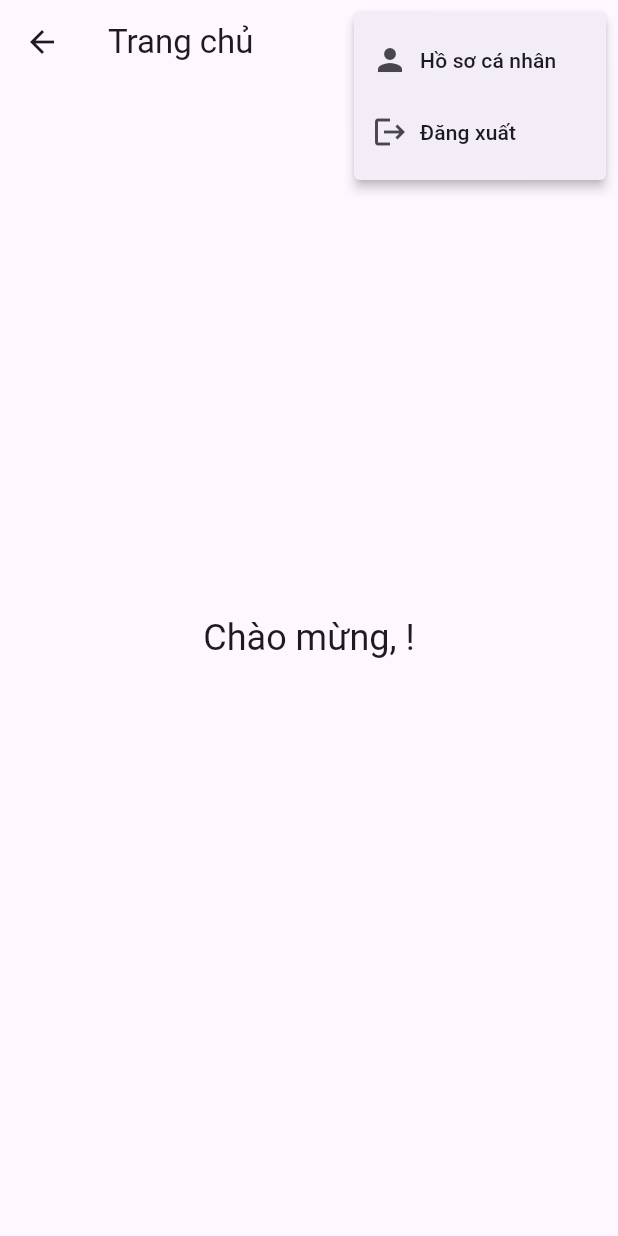
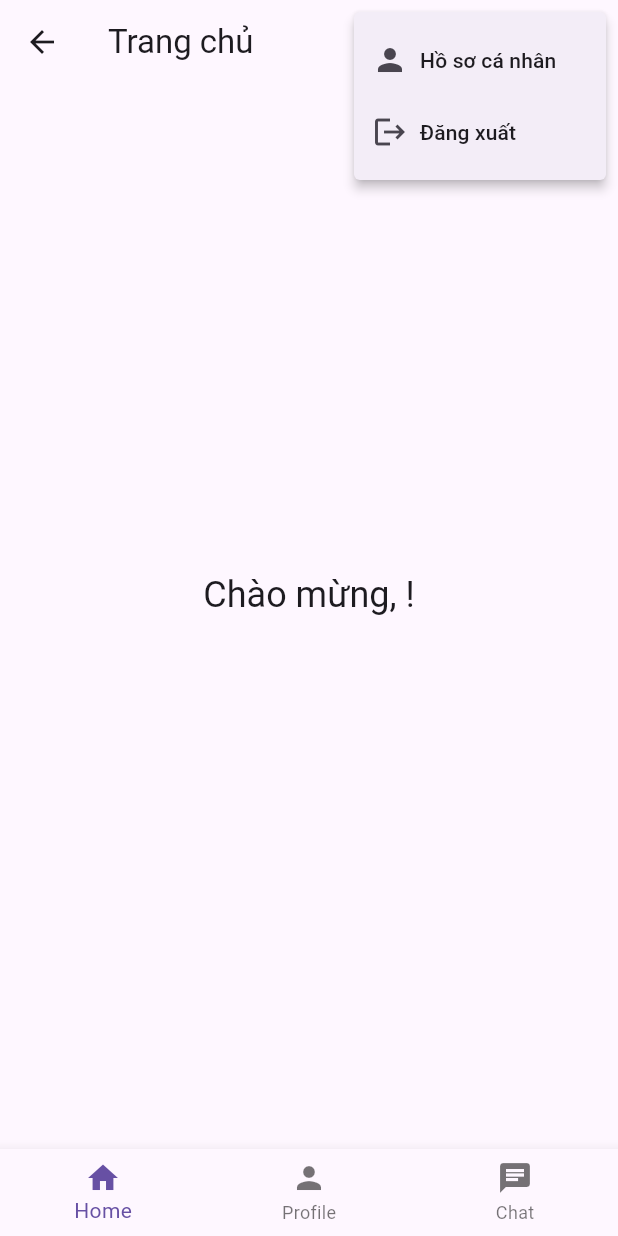
Before and after one commit to thanhduy623/pc-store, a Flutter app: the HomeScreen screen opened by its route, after a tap on the "person" icon, on a phone screen of 412 x 824 dp. Run offline on Flutter 3.47's test engine with Material 3 defaults, Android fonts, the light colour scheme and no system bars; our stand-ins replace cloud_firestore, firebase_auth, firebase_core, google_sign_in; accounts and stored records are empty.

Commit message:
home layout

```diff
--- a/lib/screens/Home.dart
+++ b/lib/screens/Home.dart
@@ -1,9 +1,33 @@
 import 'package:firebase_auth/firebase_auth.dart';
 import 'package:flutter/material.dart';
 import 'profile_screen.dart';
+// import 'chat_screen.dart'; // Import your ChatScreen here.
+import 'package:cloud_firestore/cloud_firestore.dart';
 
-class HomeScreen extends StatelessWidget {
+
+class HomeScreen extends StatefulWidget {
   const HomeScreen({super.key});
+
+  @override
+  _HomeScreenState createState() => _HomeScreenState();
+}
+
+class _HomeScreenState extends State<HomeScreen> {
+  int _selectedIndex = 0;
+
+  // Function to handle navigation based on selected index.
+  void _onItemTapped(int index) {
+    setState(() {
+      _selectedIndex = index;
+    });
+  }
+
+  // List of screens to navigate to for each bottom navigation item.
+  final List<Widget> _screens = [
+    const HomeScreenContent(), // Home Screen content
+    const ProfileScreen(),     // Profile screen content
+    const ChatScreen(),        // Chat screen content
+  ];
 
   @override
   Widget build(BuildContext context) {
@@ -35,8 +59,7 @@ class HomeScreen extends StatelessWidget {
                   break;
               }
             },
-            itemBuilder:
-                (context) => [
+            itemBuilder: (context) => [
               PopupMenuItem<String>(
                 value: 'profile',
                 child: Row(
@@ -61,7 +84,40 @@ class HomeScreen extends StatelessWidget {
           ),
         ],
       ),
-      body: Center(
+      body: _screens[_selectedIndex], // Display the current screen
+      bottomNavigationBar: BottomNavigationBar(
+        currentIndex: _selectedIndex,
+        onTap: _onItemTapped,
+        items: const <BottomNavigationBarItem>[
+          BottomNavigationBarItem(
+            icon: Icon(Icons.home),
+            label: 'Home',
+          ),
+          BottomNavigationBarItem(
+            icon: Icon(Icons.person),
+            label: 'Profile',
+          ),
+          BottomNavigationBarItem(
+            icon: Icon(Icons.chat),
+            label: 'Chat',
+          ),
+        ],
+      ),
+    );
+  }
+}
+
+// This is just a placeholder for the Home content.
+class HomeScreenContent extends StatelessWidget {
+  const HomeScreenContent({super.key});
+
+  @override
+  Widget build(BuildContext context) {
+    final user = FirebaseAuth.instance.currentUser;
+    final displayName = user?.displayName ?? 'Người dùng';
+    final email = user?.email ?? '';
+
+    return Center(
       child: Column(
         mainAxisAlignment: MainAxisAlignment.center,
         children: [
@@ -73,7 +129,47 @@ class HomeScreen extends StatelessWidget {
           Text(email),
         ],
       ),
-      ),
     );
   }
 }
+
+class ChatScreen extends StatelessWidget {
+  const ChatScreen({super.key});
+
+  @override
+  Widget build(BuildContext context) {
+    final User? user = FirebaseAuth.instance.currentUser;
+    final String userId = user?.uid ?? ''; // Lấy UID của người dùng hiện tại
+
+    return FutureBuilder<DocumentSnapshot>(
+      future: FirebaseFirestore.instance.collection('users').doc(userId).get(),
+      builder: (context, snapshot) {
+        if (snapshot.connectionState == ConnectionState.waiting) {
+          return const Center(child: CircularProgressIndicator()); // Đợi dữ liệu
+        }
+
+        if (snapshot.hasError) {
+          return const Center(child: Text('Có lỗi khi tải thông tin người dùng.'));
+        }
+
+        if (!snapshot.hasData || !snapshot.data!.exists) {
+          return const Center(child: Text('Thông tin người dùng không tồn tại.'));
+        }
+
+        var userData = snapshot.data!.data() as Map<String, dynamic>;
+        String address = userData['address'] ?? 'Chưa cập nhật địa chỉ';
+
+        return Center(
+          child: Column(
+            mainAxisAlignment: MainAxisAlignment.center,
+            children: [
+              const Text('Chat Screen', style: TextStyle(fontSize: 24)),
+              const SizedBox(height: 20),
+              Text('Địa chỉ: $address', style: const TextStyle(fontSize: 18)),
+            ],
+          ),
+        );
+      },
+    );
+  }
+}
--- a/lib/screens/profile_screen.dart
+++ b/lib/screens/profile_screen.dart
@@ -1,6 +1,7 @@
 import 'package:flutter/material.dart';
 import 'package:firebase_auth/firebase_auth.dart';
 import 'package:cloud_firestore/cloud_firestore.dart';
+
 
 class ProfileScreen extends StatefulWidget {
   const ProfileScreen({super.key});
--- a/lib/screens/register_screen.dart
+++ b/lib/screens/register_screen.dart
@@ -27,8 +27,8 @@ class _RegisterScreenState extends State<RegisterScreen> {
         // 🔥 Lưu thông tin vào Firestore
         await FirebaseFirestore.instance.collection('users').doc(user.uid).set({
           'email': emailController.text.trim(),
-          'name': nameController.text.trim(),
-          'address': addressController.text.trim(),
+          'fullName': nameController.text.trim(),
+          'shippingAddress': addressController.text.trim(),
           'createdAt': FieldValue.serverTimestamp(),
         });
 
```
Lines whose indentation alone changed are shown as unchanged.
